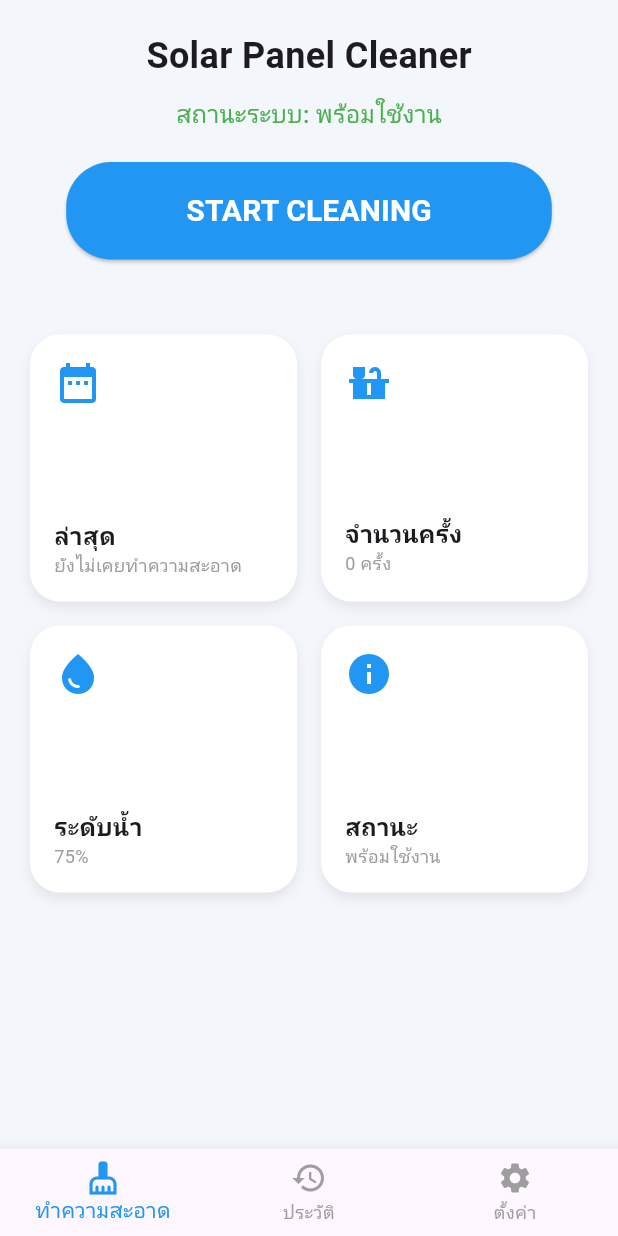
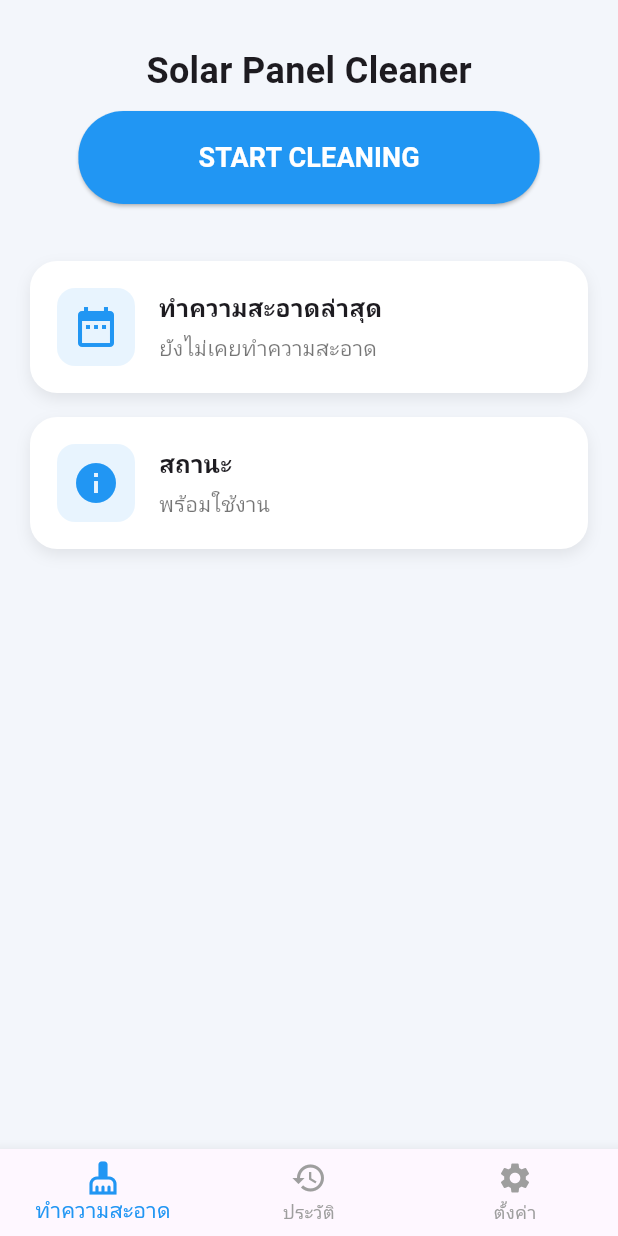
Before and after one commit to pawataven/solar_project, a Flutter app: the screen it shows after launch, on a phone screen of 412 x 824 dp. Run offline on Flutter 3.47's test engine with Material 3 defaults, Android fonts, the phone set to English and light mode, and no system bars; our stand-ins replace audioplayers, cloud_firestore, firebase_core; accounts and stored records are empty.

Commit message:
เพิ่มเสียง แก้UI

```diff
--- a/lib/screens/home_screen.dart
+++ b/lib/screens/home_screen.dart
@@ -19,17 +19,34 @@ class _HomeScreenState extends State<HomeScreen> {
   bool _isSendingCommand = false;
 
   final AudioPlayer _audioPlayer = AudioPlayer();
-  String date = "";
-  String lastCleaningDate = "ยังไม่เคยทำความสะอาด";
-  int cleaningCount = 0;
-  double waterLevel = 75; // mock data (เช่น % น้ำในถัง)
+  String lastCleaningDate = "กำลังโหลดข้อมูล...";
   String pumpStatus = "พร้อมใช้งาน";
 
-  /// ฟังก์ชันสั่ง ESP32
+  /// ✅ โหลดข้อมูลล่าสุดจาก Firestore
+  Future<void> _loadLastCleaning() async {
+    final snapshot = await FirebaseFirestore.instance
+        .collection('cleaning')
+        .orderBy('date', descending: true)
+        .limit(1)
+        .get();
+
+    if (snapshot.docs.isNotEmpty) {
+      final data = snapshot.docs.first.data();
+      setState(() {
+        lastCleaningDate = data['date'] ?? "ไม่พบข้อมูล";
+        pumpStatus = data['status'] == true ? "ทำความสะอาดเสร็จแล้ว ✅" : "เกิดข้อผิดพลาด ⚠️";
+      });
+    } else {
+      setState(() {
+        lastCleaningDate = "ยังไม่เคยทำความสะอาด";
+      });
+    }
+  }
+
+  /// ✅ ฟังก์ชันสั่ง ESP32
   void sendCommand() async {
     setState(() {
       _isSendingCommand = true;
-      // final date = _getTodayDate();
       pumpStatus = "กำลังทำความสะอาด...";
       _audioPlayer.play(AssetSource('sounds/start.mp3'), volume: 1.0);
     });
@@ -48,20 +65,17 @@ try {
 
         print('✅ Command sent to ESP32');
 
-        // ✅ อัปเดต UI
-        setState(() {
-          lastCleaningDate = _getTodayDate();
-          cleaningCount++;
-          pumpStatus = "ทำความสะอาดเสร็จแล้ว ✅";
+        // ✅ บันทึกข้อมูลสำเร็จ
+        await FirebaseFirestore.instance.collection('cleaning').add({
+          'date': _getTodayDate(),
+          'status': true,
         });
 
         await _audioPlayer.play(AssetSource('sounds/done.mp3'), volume: 1.0);
 
-        // ✅ บันทึกลง Firestore
-        await FirebaseFirestore.instance.collection('cleaning').add({
-          'date': _getTodayDate(),
-          'status': true,
-          'waterLevel': waterLevel.toInt(),
+        setState(() {
+          pumpStatus = "ทำความสะอาดเสร็จแล้ว ✅";
+          lastCleaningDate = _getTodayDate();
         });
 
         if (mounted) {
@@ -71,43 +85,28 @@ try {
         }
       } catch (e) {
         print('❌ Error: $e');
+        await FirebaseFirestore.instance.collection('cleaning').add({
+          'date': _getTodayDate(),
+          'status': false,
+        });
+
+        await _audioPlayer.play(AssetSource('sounds/error.mp3'), volume: 1.0);
+
         setState(() {
           pumpStatus = "เกิดข้อผิดพลาด ⚠️";
         });
 
-        Future.delayed(const Duration(seconds: 5), () {
-          if (mounted) {
-            setState(() {
-              pumpStatus = "พร้อมใช้งาน";
-              _isSendingCommand = false;
-            });
-          }
-        });
-
-        await FirebaseFirestore.instance.collection('cleaning').add({
-          'date': _getTodayDate(),
-          'status': false,
-          'waterLevel': waterLevel.toInt(),
-        });
-
         if (mounted) {
           ScaffoldMessenger.of(context).showSnackBar(
-            const SnackBar(content: Text("เกิดข้อผิดพลาดในการสั่งงาน ⚠️")),
-          );
-
-          Future.delayed(const Duration(seconds: 5), () {
-            if (mounted) {
-              Navigator.pushReplacement(
-                context,
-                MaterialPageRoute(
-                  builder: (context) =>
-                      HomeScreen(esp32Service: widget.esp32Service),
+            SnackBar(
+              backgroundColor: Colors.red,
+              content: const Text("เกิดข้อผิดพลาดในการสั่งงาน ⚠️",
+                  style: TextStyle(color: Colors.white)),
             ),
           );
         }
-          });
-        }
       } finally {
+        _loadLastCleaning();
         setState(() {
           _isSendingCommand = false;
         });
@@ -115,10 +114,11 @@ try {
     });
   }
 
-  /// ฟังก์ชันแปลงวันเวลาให้อ่านง่าย
-  // String _formatDateTime(DateTime dt) {
-  //   return "${dt.day}/${dt.month}/${dt.year}  ${dt.hour}:${dt.minute.toString().padLeft(2, '0')}";
-  // }
+  @override
+  void initState() {
+    super.initState();
+    _loadLastCleaning(); // ✅ โหลดข้อมูลล่าสุดทันทีที่เปิดหน้า
+  }
 
   @override
   void dispose() {
@@ -133,36 +133,27 @@ try {
       backgroundColor: const Color(0xfff3f6fb),
       bottomNavigationBar: _buildBottomNav(),
       body: SafeArea(
+        child: Padding(
+          padding: const EdgeInsets.all(20),
           child: Column(
+            crossAxisAlignment: CrossAxisAlignment.center,
             children: [
-            const SizedBox(height: 20),
+              const SizedBox(height: 10),
               const Text(
                 "Solar Panel Cleaner",
                 style: TextStyle(fontSize: 24, fontWeight: FontWeight.bold),
               ),
               const SizedBox(height: 10),
-            Text(
-              "สถานะระบบ: $pumpStatus",
-              style: TextStyle(
-                fontSize: 16,
-                fontWeight: FontWeight.w500,
-                color: _isSendingCommand ? Colors.orange : Colors.green,
-              ),
-            ),
-            const SizedBox(height: 20),
+
+              /// ✅ ปุ่มสั่งทำความสะอาด
               ElevatedButton(
                 onPressed: _isSendingCommand ? null : sendCommand,
                 style: ElevatedButton.styleFrom(
-                backgroundColor: _isSendingCommand
-                    ? Colors.grey[400]
-                    : Colors.blue,
+                  backgroundColor: _isSendingCommand ? Colors.grey[400] : Colors.blue,
                   shape: RoundedRectangleBorder(
                     borderRadius: BorderRadius.circular(30),
                   ),
-                padding: const EdgeInsets.symmetric(
-                  horizontal: 80,
-                  vertical: 18,
-                ),
+                  padding: const EdgeInsets.symmetric(horizontal: 80, vertical: 18),
                 ),
                 child: _isSendingCommand
                     ? const SizedBox(
@@ -176,65 +167,78 @@ try {
                     : const Text(
                         "START CLEANING",
                         style: TextStyle(
-                        fontSize: 20,
+                          fontSize: 18,
                           fontWeight: FontWeight.bold,
                           color: Colors.white,
                         ),
                       ),
               ),
+
               const SizedBox(height: 30),
-            Expanded(
-              child: GridView.count(
-                crossAxisCount: 2,
-                mainAxisSpacing: 16,
-                crossAxisSpacing: 16,
-                padding: const EdgeInsets.all(20),
-                children: [
-                  _buildInfoCard(Icons.date_range, "ล่าสุด", lastCleaningDate),
-                  _buildInfoCard(
-                    Icons.countertops,
-                    "จำนวนครั้ง",
-                    "$cleaningCount ครั้ง",
-                  ),
-                  _buildInfoCard(
-                    Icons.water_drop,
-                    "ระดับน้ำ",
-                    "${waterLevel.toInt()}%",
-                  ),
+
+              /// ✅ การ์ดเรียงลงมาเป็นแนวตั้ง
+              _buildInfoCard(Icons.date_range, "ทำความสะอาดล่าสุด", lastCleaningDate),
               _buildInfoCard(Icons.info, "สถานะ", pumpStatus),
             ],
           ),
-            ),
-          ],
         ),
       ),
     );
   }
 
+  /// ✅ การ์ดสวย ๆ
   Widget _buildInfoCard(IconData icon, String title, String value) {
+    Color statusColor = Colors.black54;
+    if (value.contains("เสร็จแล้ว")) {
+      statusColor = Colors.green;
+    } else if (value.contains("ผิดพลาด")) {
+      statusColor = Colors.red;
+    }
+
     return Container(
+      margin: const EdgeInsets.symmetric(vertical: 8),
+      padding: const EdgeInsets.all(18),
       decoration: BoxDecoration(
         color: Colors.white,
-        borderRadius: BorderRadius.circular(20),
+        borderRadius: BorderRadius.circular(18),
         boxShadow: [
           BoxShadow(
-            color: Colors.grey.withOpacity(0.2),
-            blurRadius: 6,
+            color: Colors.black.withOpacity(0.08),
+            blurRadius: 8,
             offset: const Offset(0, 4),
           ),
         ],
       ),
-      padding: const EdgeInsets.all(16),
+      child: Row(
+        children: [
+          /// ✅ ไอคอน
+          Container(
+            decoration: BoxDecoration(
+              color: Colors.blue.withOpacity(0.1),
+              borderRadius: BorderRadius.circular(12),
+            ),
+            padding: const EdgeInsets.all(10),
+            child: Icon(icon, size: 32, color: Colors.blue),
+          ),
+          const SizedBox(width: 16),
+
+          /// ✅ ข้อความ
+          Expanded(
             child: Column(
               crossAxisAlignment: CrossAxisAlignment.start,
               children: [
-          Icon(icon, size: 32, color: Colors.blue),
-          const Spacer(),
                 Text(
                   title,
                   style: const TextStyle(fontWeight: FontWeight.bold, fontSize: 16),
                 ),
-          Text(value, style: const TextStyle(fontSize: 12, color: Colors.grey)),
+                const SizedBox(height: 6),
+                Text(
+                  value,
+                  style: TextStyle(fontSize: 14, color: statusColor),
+                ),
+              ],
+            ),
+          ),
         ],
       ),
     );
@@ -248,15 +252,9 @@ try {
     });
 
     if (index == 1) {
-      Navigator.push(
-        context,
-        MaterialPageRoute(builder: (_) => const HistoryScreen()),
-      );
+      Navigator.push(context, MaterialPageRoute(builder: (_) => const HistoryScreen()));
     } else if (index == 2) {
-      Navigator.push(
-        context,
-        MaterialPageRoute(builder: (_) => const SettingsScreen()),
-      );
+      Navigator.push(context, MaterialPageRoute(builder: (_) => const SettingsScreen()));
     }
   }
 
@@ -273,10 +271,7 @@ try {
       currentIndex: _selectedIndex,
       onTap: _onNavTapped,
       items: const [
-        BottomNavigationBarItem(
-          icon: Icon(Icons.cleaning_services),
-          label: "ทำความสะอาด",
-        ),
+        BottomNavigationBarItem(icon: Icon(Icons.cleaning_services), label: "ทำความสะอาด"),
         BottomNavigationBarItem(icon: Icon(Icons.history), label: "ประวัติ"),
         BottomNavigationBarItem(icon: Icon(Icons.settings), label: "ตั้งค่า"),
       ],
```
Also changed, not shown: lib/screens/history_screen.dart (+3 -12 lines), 1 other file. Lines whose indentation alone changed are shown as unchanged.
